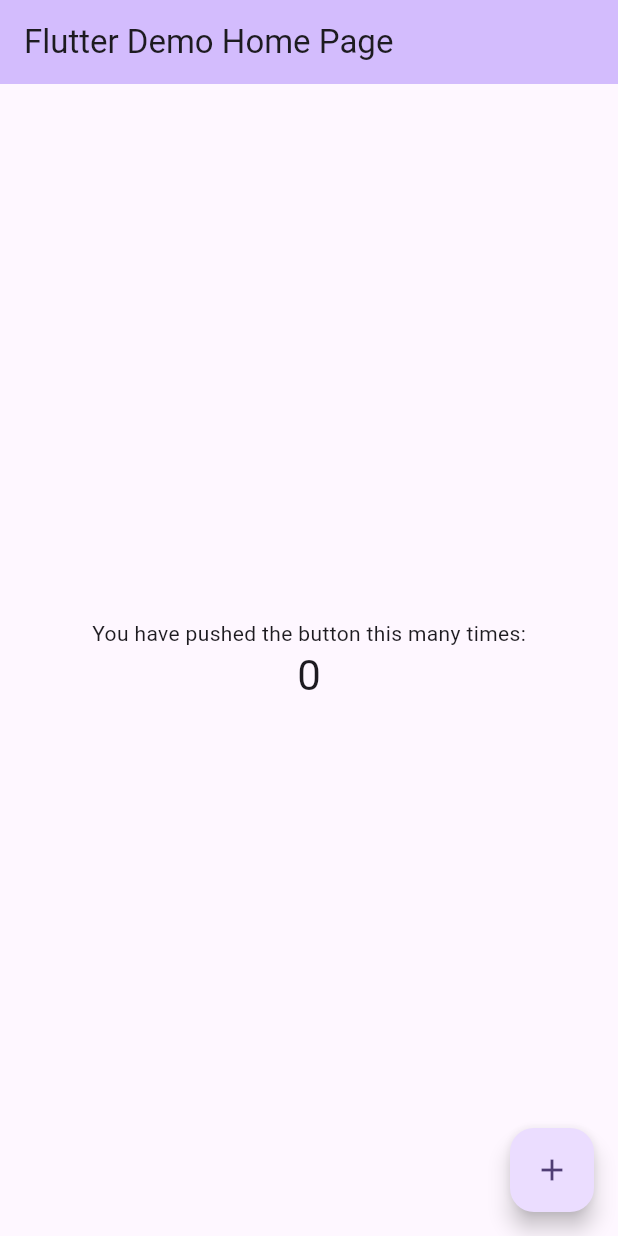
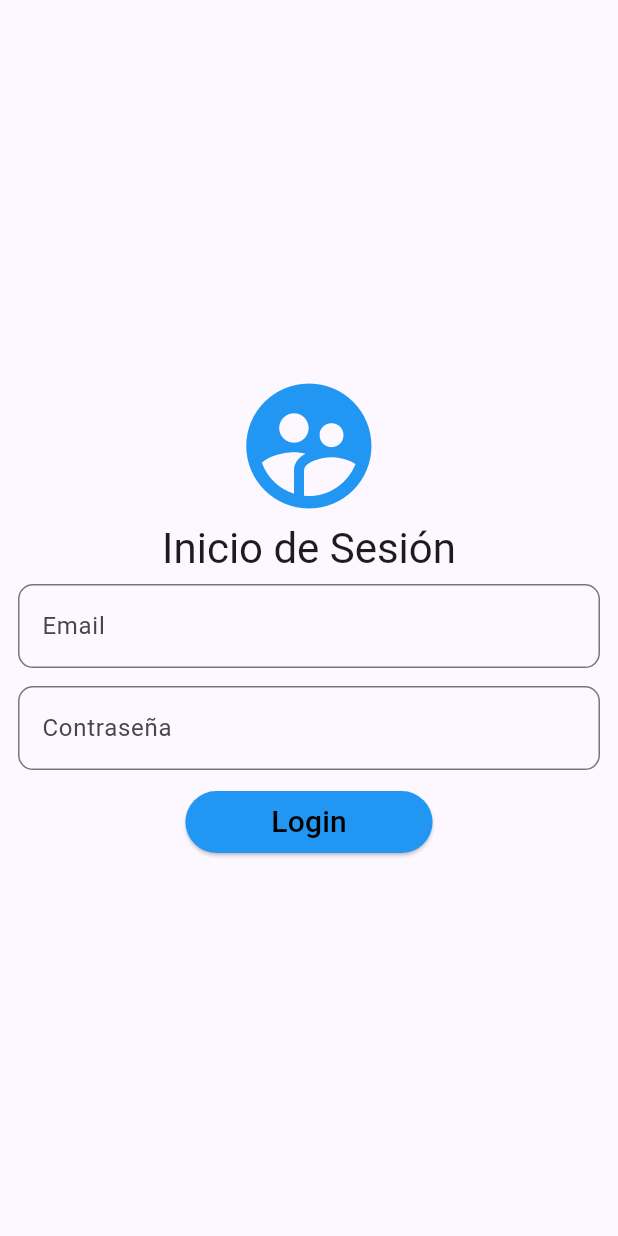
Before and after one commit to alejaandroobc/workgest, a Flutter app: the screen it shows after launch, on a phone screen of 412 x 824 dp. Run offline on Flutter 3.47's test engine with Material 3 defaults, Android fonts, the phone set to English and light mode, and no system bars; our stand-ins replace firebase_auth, firebase_core; accounts and stored records are empty.

Commit message:
Login hecho

```diff
--- a/lib/main.dart
+++ b/lib/main.dart
@@ -1,125 +1,30 @@
 import 'package:flutter/material.dart';
+import 'package:firebase_core/firebase_core.dart';
+import 'package:workgest/screens/login.dart';
 
-void main() {
-  runApp(const MyApp());
+import 'firebase_options.dart';
+
+void main() async{
+  WidgetsFlutterBinding.ensureInitialized();
+  await Firebase.initializeApp(
+    options: DefaultFirebaseOptions.currentPlatform,
+  );
+  runApp(MyApp());
 }
 
+
+
 class MyApp extends StatelessWidget {
-  const MyApp({super.key});
-
-  // This widget is the root of your application.
   @override
   Widget build(BuildContext context) {
     return MaterialApp(
-      title: 'Flutter Demo',
+      title: 'Authentication',
       theme: ThemeData(
-        // This is the theme of your application.
-        //
-        // TRY THIS: Try running your application with "flutter run". You'll see
-        // the application has a purple toolbar. Then, without quitting the app,
-        // try changing the seedColor in the colorScheme below to Colors.green
-        // and then invoke "hot reload" (save your changes or press the "hot
-        // reload" button in a Flutter-supported IDE, or press "r" if you used
-        // the command line to start the app).
-        //
-        // Notice that the counter didn't reset back to zero; the application
-        // state is not lost during the reload. To reset the state, use hot
-        // restart instead.
-        //
-        // This works for code too, not just values: Most code changes can be
-        // tested with just a hot reload.
-        colorScheme: ColorScheme.fromSeed(seedColor: Colors.deepPurple),
+        colorScheme: ColorScheme.fromSeed(seedColor: Colors.deepPurpleAccent),
         useMaterial3: true,
       ),
-      home: const MyHomePage(title: 'Flutter Demo Home Page'),
+      debugShowCheckedModeBanner: false,
+      home: LoginScreen(),
     );
   }
 }
-
-class MyHomePage extends StatefulWidget {
-  const MyHomePage({super.key, required this.title});
-
-  // This widget is the home page of your application. It is stateful, meaning
-  // that it has a State object (defined below) that contains fields that affect
-  // how it looks.
-
-  // This class is the configuration for the state. It holds the values (in this
-  // case the title) provided by the parent (in this case the App widget) and
-  // used by the build method of the State. Fields in a Widget subclass are
-  // always marked "final".
-
-  final String title;
-
-  @override
-  State<MyHomePage> createState() => _MyHomePageState();
-}
-
-class _MyHomePageState extends State<MyHomePage> {
-  int _counter = 0;
-
-  void _incrementCounter() {
-    setState(() {
-      // This call to setState tells the Flutter framework that something has
-      // changed in this State, which causes it to rerun the build method below
-      // so that the display can reflect the updated values. If we changed
-      // _counter without calling setState(), then the build method would not be
-      // called again, and so nothing would appear to happen.
-      _counter++;
-    });
-  }
-
-  @override
-  Widget build(BuildContext context) {
-    // This method is rerun every time setState is called, for instance as done
-    // by the _incrementCounter method above.
-    //
-    // The Flutter framework has been optimized to make rerunning build methods
-    // fast, so that you can just rebuild anything that needs updating rather
-    // than having to individually change instances of widgets.
-    return Scaffold(
-      appBar: AppBar(
-        // TRY THIS: Try changing the color here to a specific color (to
-        // Colors.amber, perhaps?) and trigger a hot reload to see the AppBar
-        // change color while the other colors stay the same.
-        backgroundColor: Theme.of(context).colorScheme.inversePrimary,
-        // Here we take the value from the MyHomePage object that was created by
-        // the App.build method, and use it to set our appbar title.
-        title: Text(widget.title),
-      ),
-      body: Center(
-        // Center is a layout widget. It takes a single child and positions it
-        // in the middle of the parent.
-        child: Column(
-          // Column is also a layout widget. It takes a list of children and
-          // arranges them vertically. By default, it sizes itself to fit its
-          // children horizontally, and tries to be as tall as its parent.
-          //
-          // Column has various properties to control how it sizes itself and
-          // how it positions its children. Here we use mainAxisAlignment to
-          // center the children vertically; the main axis here is the vertical
-          // axis because Columns are vertical (the cross axis would be
-          // horizontal).
-          //
-          // TRY THIS: Invoke "debug painting" (choose the "Toggle Debug Paint"
-          // action in the IDE, or press "p" in the console), to see the
-          // wireframe for each widget.
-          mainAxisAlignment: MainAxisAlignment.center,
-          children: <Widget>[
-            const Text(
-              'You have pushed the button this many times:',
-            ),
-            Text(
-              '$_counter',
-              style: Theme.of(context).textTheme.headlineMedium,
-            ),
-          ],
-        ),
-      ),
-      floatingActionButton: FloatingActionButton(
-        onPressed: _incrementCounter,
-        tooltip: 'Increment',
-        child: const Icon(Icons.add),
-      ), // This trailing comma makes auto-formatting nicer for build methods.
-    );
-  }
-}
--- /dev/null
+++ b/lib/screens/login.dart
@@ -0,0 +1,139 @@
+import 'package:firebase_auth/firebase_auth.dart';
+import 'package:flutter/material.dart';
+import 'package:workgest/screens/admin_user_screen.dart';
+import '../utils/firebase_auth.dart';
+
+class LoginScreen extends StatefulWidget{
+
+  @override
+  _LoginScreenState createState ()=> _LoginScreenState();
+
+}
+
+class _LoginScreenState extends State<LoginScreen>{
+
+
+  final _emailFieldController = TextEditingController();
+  final _passwordFieldController = TextEditingController();
+
+  final _focusEmail = FocusNode();
+  final _focusPassword = FocusNode();
+
+  bool _processing = false;
+
+  @override
+  void dispose() {
+    _emailFieldController.dispose();
+    _passwordFieldController.dispose();
+    super.dispose();
+  }
+
+  @override
+  Widget build(BuildContext context){
+    return GestureDetector(
+      onTap: (){
+        _focusEmail.unfocus();
+        _focusPassword.unfocus();
+    },
+      child: Scaffold(
+        body: Column(
+          mainAxisAlignment: MainAxisAlignment.center,
+          children: [
+            Icon(
+              Icons.supervised_user_circle,
+              size: 100,
+              color: Colors.blue,
+            ),
+            Text(
+              'Inicio de Sesión',
+              style: Theme.of(context).textTheme.headlineMedium,
+            ),
+            Padding(
+              padding: const EdgeInsets.symmetric(vertical: 6, horizontal: 12),
+              child: TextField(
+                controller: _emailFieldController,
+                focusNode: _focusEmail,
+                decoration: InputDecoration(
+                    border: OutlineInputBorder(
+                      borderRadius: BorderRadius.circular(10)
+                    ),
+                    hintText: 'Email'
+                ),
+              ),
+            ),
+            Padding(
+              padding: const EdgeInsets.symmetric(vertical: 6, horizontal: 12),
+              child: TextField(
+                controller: _passwordFieldController,
+                focusNode: _focusPassword,
+                obscureText: true,
+                decoration: InputDecoration(
+                    border: OutlineInputBorder(
+                        borderRadius: BorderRadius.circular(10)
+                    ),
+                    hintText: 'Contraseña'
+                ),
+              ),
+            ),
+            _processing
+                ? CircularProgressIndicator()
+                : Row(
+              mainAxisAlignment: MainAxisAlignment.center,
+              children: [
+                Padding(
+                  padding: const EdgeInsets.all(8.0),
+                  child: SizedBox(
+                    width: MediaQuery.of(context).size.width * 0.4, // Utiliza el 80% del ancho de la pantalla
+                    height: MediaQuery.of(context).size.height * 0.05, // Utiliza el 80% del ancho de la pantalla
+                    child: ElevatedButton(
+                        onPressed: () async {
+                          _focusPassword.unfocus();
+                          _focusEmail.unfocus();
+
+                          setState(() {
+                            _processing=true;
+                          });
+
+                          User? user = await FireAuth.singInUsingEmailAndPass(
+                              email: _emailFieldController.text,
+                              password: _passwordFieldController.text
+                          );
+
+                          setState(() {
+                            _processing= false;
+                          });
+
+                          if(user != null){
+                            Navigator.of(context).pushReplacement(
+                                MaterialPageRoute(
+                                    builder: (context) => UserAdminScreen(user: user)
+                                )
+                            );
+                          }
+
+                          },
+                        child: Text(
+                          'Login',
+                          style: TextStyle(
+                            fontSize: 20,
+                            color: Colors.black,
+
+                          ),
+                        ),
+                      style: ElevatedButton.styleFrom(
+                        backgroundColor: Colors.blue,
+                        shape: RoundedRectangleBorder(
+                          borderRadius: BorderRadius.circular(25),
+                        ),
+                      ),
+                    ),
+                  ),
+                )
+              ],
+            )
+          ],
+        ),
+      ),
+    );
+  }
+}
--- /dev/null
+++ b/lib/utils/firebase_auth.dart
@@ -0,0 +1,28 @@
+import 'package:firebase_auth/firebase_auth.dart';
+
+class FireAuth{
+
+  static Future<User?> singInUsingEmailAndPass({
+    required String email,
+    required String password,
+  }) async{
+    FirebaseAuth auth = FirebaseAuth.instance;
+    User? user;
+
+    try{
+      UserCredential userCredential = await auth.signInWithEmailAndPassword(
+          email: email,
+          password: password
+      );
+      user = userCredential.user;
+
+    }on FirebaseAuthException catch(e){
+      if(e.code == 'user-not-found'){
+        print('Usuario no encontrado');
+      }else if(e.code == 'wrong-password'){
+        print('contraseña incorrecta');
+      }
+    }
+    return user;
+  }
+}
--- a/pubspec.yaml
+++ b/pubspec.yaml
@@ -35,6 +35,8 @@ dependencies:
   # The following adds the Cupertino Icons font to your application.
   # Use with the CupertinoIcons class for iOS style icons.
   cupertino_icons: ^1.0.6
+  firebase_core: ^2.30.1
+  firebase_auth: ^4.19.4
 
 dev_dependencies:
   flutter_test:
@@ -47,7 +49,6 @@ dev_dependencies:
   # rules and activating additional ones.
   flutter_lints: ^3.0.0
 
-# For information on the generic Dart part of this file, see the
 # following page: https://dart.dev/tools/pub/pubspec
 
 # The following section is specific to Flutter packages.
```
Also changed, not shown: lib/screens/admin_user_screen.dart (added, +36 -0 lines), firebase.json (added), lib/firebase_options.dart (added), lib/screens/user_standard_screen.dart (added), pubspec.lock, 5 other files.
